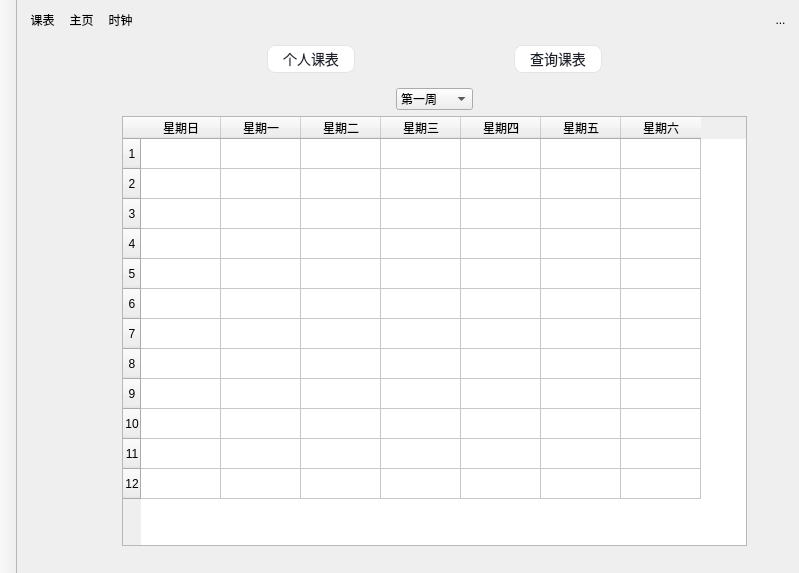
Old version of the form hamsystem.ui in the repository evtrouble/ham.
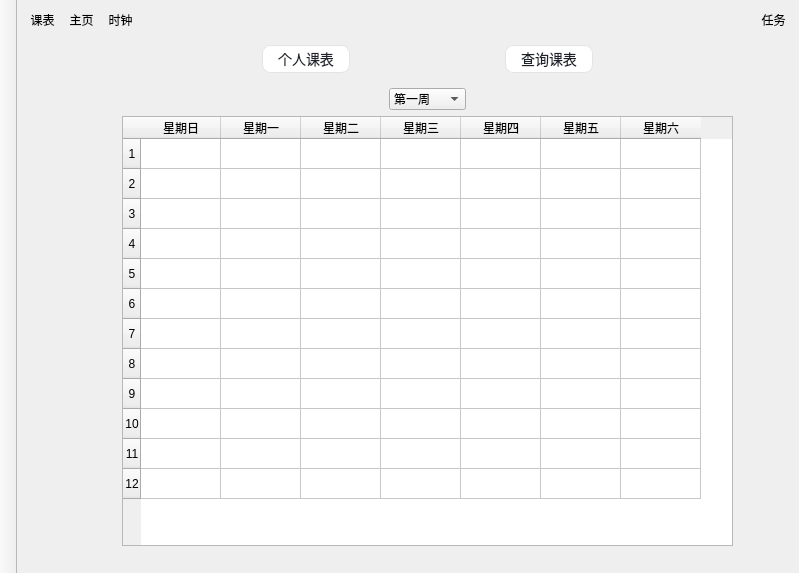
New version of the form. Icons and pictures are not drawn. Custom widgets are drawn as their Qt base class.

Diff of the .ui file:
```diff
--- a/hamsystem.ui
+++ b/hamsystem.ui
@@ -2728,7 +2728,7 @@
 border: 0;</string>
       </property>
       <property name="text">
-       <string>...</string>
+       <string>任务</string>
       </property>
       <property name="icon">
        <iconset resource="img.qrc">
@@ -2740,6 +2740,9 @@
         <height>30</height>
        </size>
       </property>
+      <property name="toolButtonStyle">
+       <enum>Qt::ToolButtonStyle::ToolButtonTextUnderIcon</enum>
+      </property>
      </widget>
     </item>
    </layout>
```
